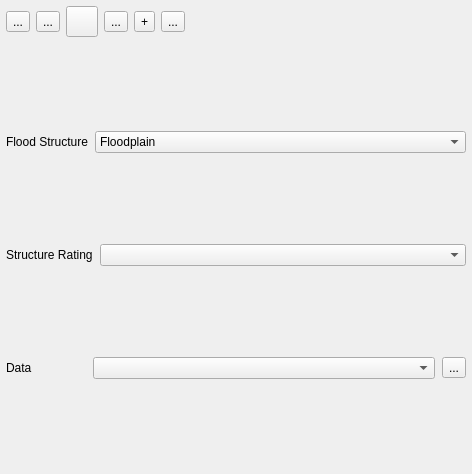
FLO-2DSoftware/qgis-flo-2d-plugin, file flo2d/ui/struct_editor.ui: the form before one commit.
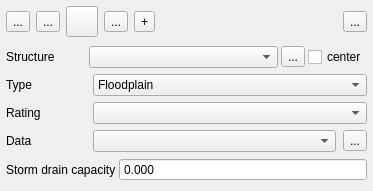
The form after the commit. Icons and pictures are not drawn.

Commit message: structure editor continued

What changed in the file:
```diff
--- a/flo2d/ui/struct_editor.ui
+++ b/flo2d/ui/struct_editor.ui
@@ -6,8 +6,8 @@
    <rect>
     <x>0</x>
     <y>0</y>
-    <width>472</width>
-    <height>474</height>
+    <width>373</width>
+    <height>191</height>
    </rect>
   </property>
   <property name="minimumSize">
@@ -131,26 +131,6 @@
        </property>
       </widget>
      </item>
-     <item>
-      <widget class="QToolButton" name="schem_struct_btn">
-       <property name="toolTip">
-        <string>Schematize boundary conditions</string>
-       </property>
-       <property name="text">
-        <string>...</string>
-       </property>
-       <property name="icon">
-        <iconset>
-         <normaloff>../img/schematize_bc.svg</normaloff>../img/schematize_bc.svg</iconset>
-       </property>
-       <property name="iconSize">
-        <size>
-         <width>24</width>
-         <height>24</height>
-        </size>
-       </property>
-      </widget>
-     </item>
      <item>
       <spacer name="horizontalSpacer_4">
        <property name="orientation">
@@ -164,6 +144,26 @@
        </property>
       </spacer>
      </item>
+     <item>
+      <widget class="QToolButton" name="schem_struct_btn">
+       <property name="toolTip">
+        <string>Schematize boundary conditions</string>
+       </property>
+       <property name="text">
+        <string>...</string>
+       </property>
+       <property name="icon">
+        <iconset>
+         <normaloff>../img/schematize_struct.svg</normaloff>../img/schematize_struct.svg</iconset>
+       </property>
+       <property name="iconSize">
+        <size>
+         <width>24</width>
+         <height>24</height>
+        </size>
+       </property>
+      </widget>
+     </item>
     </layout>
    </item>
    <item>
@@ -187,6 +187,51 @@
       <property name="margin">
        <number>0</number>
       </property>
+      <item>
+       <layout class="QHBoxLayout" name="horizontalLayout_2">
+        <item>
+         <widget class="QLabel" name="label">
+          <property name="minimumSize">
+           <size>
+            <width>80</width>
+            <height>0</height>
+           </size>
+          </property>
+          <property name="text">
+           <string>Structure</string>
+          </property>
+         </widget>
+        </item>
+        <item>
+         <widget class="QComboBox" name="struct_cbo">
+          <property name="sizePolicy">
+           <sizepolicy hsizetype="MinimumExpanding" vsizetype="Fixed">
+            <horstretch>0</horstretch>
+            <verstretch>0</verstretch>
+           </sizepolicy>
+          </property>
+         </widget>
+        </item>
+        <item>
+         <widget class="QToolButton" name="change_struct_name_btn">
+          <property name="text">
+           <string>...</string>
+          </property>
+          <property name="icon">
+           <iconset>
+            <normaloff>../img/change_name.svg</normaloff>../img/change_name.svg</iconset>
+          </property>
+         </widget>
+        </item>
+        <item>
+         <widget class="QCheckBox" name="center_chbox">
+          <property name="text">
+           <string>center</string>
+          </property>
+         </widget>
+        </item>
+       </layout>
+      </item>
       <item>
        <layout class="QHBoxLayout" name="horizontalLayout_3">
         <property name="spacing">
@@ -213,7 +258,7 @@
            </size>
           </property>
           <property name="text">
-           <string>Flood Structure</string>
+           <string>Type</string>
           </property>
          </widget>
         </item>
@@ -278,7 +323,7 @@
            </size>
           </property>
           <property name="text">
-           <string>Structure Rating</string>
+           <string>Rating</string>
           </property>
          </widget>
         </item>
@@ -344,6 +389,48 @@
         </item>
        </layout>
       </item>
+      <item>
+       <layout class="QHBoxLayout" name="horizontalLayout_4">
+        <property name="bottomMargin">
+         <number>0</number>
+        </property>
+        <item>
+         <widget class="QLabel" name="label_4">
+          <property name="minimumSize">
+           <size>
+            <width>80</width>
+            <height>0</height>
+           </size>
+          </property>
+          <property name="text">
+           <string>Storm drain capacity</string>
+          </property>
+         </widget>
+        </item>
+        <item>
+         <widget class="QDoubleSpinBox" name="storm_drain_cap_sbox">
+          <property name="sizePolicy">
+           <sizepolicy hsizetype="MinimumExpanding" vsizetype="Fixed">
+            <horstretch>0</horstretch>
+            <verstretch>0</verstretch>
+           </sizepolicy>
+          </property>
+          <property name="buttonSymbols">
+           <enum>QAbstractSpinBox::NoButtons</enum>
+          </property>
+          <property name="decimals">
+           <number>3</number>
+          </property>
+          <property name="maximum">
+           <double>9999999.000000000000000</double>
+          </property>
+          <property name="singleStep">
+           <double>0.000000000000000</double>
+          </property>
+         </widget>
+        </item>
+       </layout>
+      </item>
      </layout>
     </widget>
    </item>
```
Left out of the diff: 8 changed lines with no effect on the pictures. The commit also changes 11 other files.
